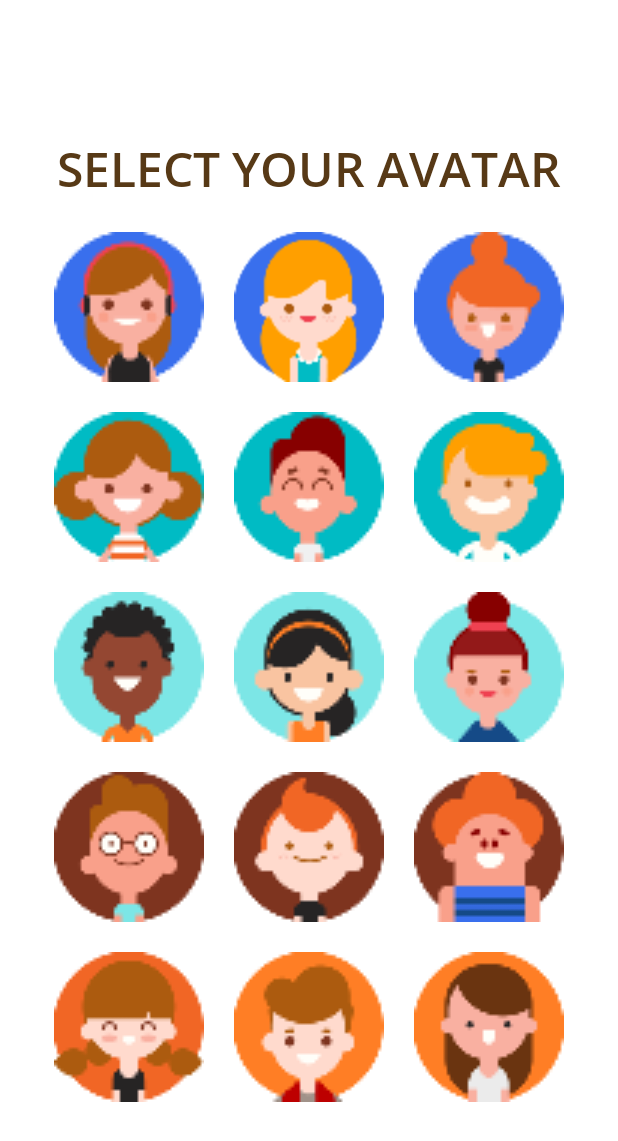
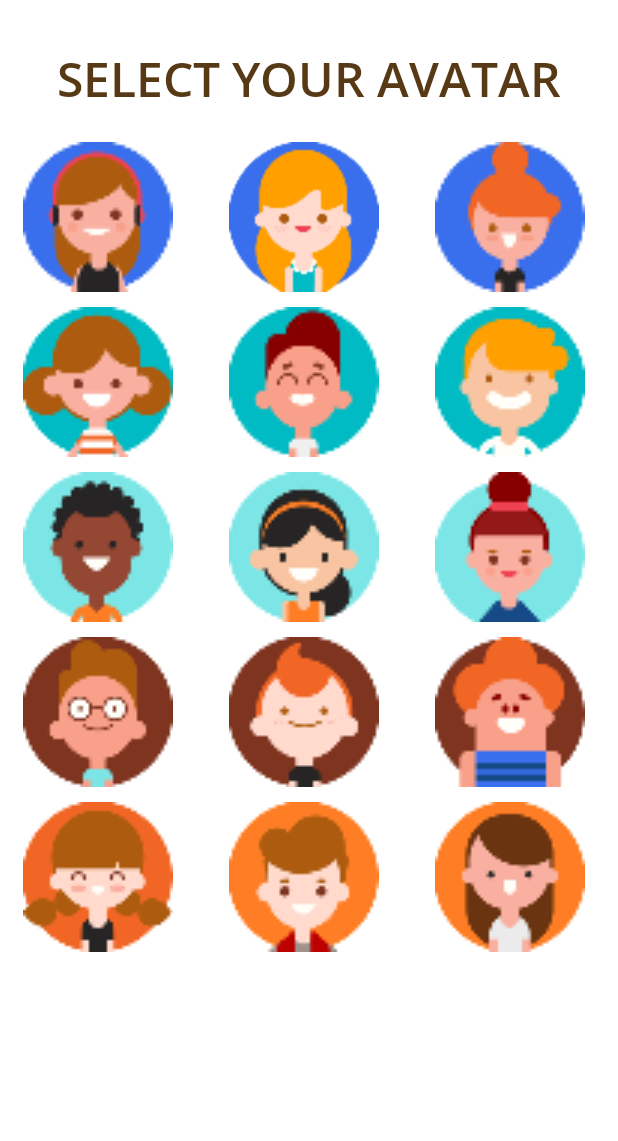
Before and after one commit to nntt1210/serenitea, an Android app: the AvatarActivity screen opened directly, with no data from a screen before it, on a phone screen of 412 x 824 dp. Shown: the top 1141 px of the screen. Run offline under Robolectric (Android 15) with nearby library versions, the phone set to English and light mode, and no system bars.

Commit message:
render avatar dynamically

```diff
--- a/src/app/src/main/java/com/example/serenitea/AvatarActivity.java
+++ b/src/app/src/main/java/com/example/serenitea/AvatarActivity.java
@@ -4,19 +4,41 @@
 import androidx.appcompat.app.AppCompatActivity;
 import androidx.constraintlayout.widget.ConstraintLayout;
 
+import android.content.Intent;
 import android.graphics.Color;
 import android.graphics.drawable.ColorDrawable;
 import android.graphics.drawable.Drawable;
 import android.os.Bundle;
+import android.view.View;
+import android.widget.AdapterView;
 import android.widget.Button;
+import android.widget.GridView;
 import android.widget.ImageButton;
 import android.widget.LinearLayout;
 
 public class AvatarActivity extends AppCompatActivity {
-
+    GridView simpleGrid;
+    int logos[] = {R.drawable.avatar_1, R.drawable.avatar_2, R.drawable.avatar_3, R.drawable.avatar_4,
+            R.drawable.avatar_5, R.drawable.avatar_6, R.drawable.avatar_7, R.drawable.avatar_8, R.drawable.avatar_9,
+            R.drawable.avatar_10, R.drawable.avatar_11, R.drawable.avatar_12, R.drawable.avatar_13, R.drawable.avatar_14, R.drawable.avatar_15};
     @Override
     protected void onCreate(Bundle savedInstanceState) {
         super.onCreate(savedInstanceState);
         setContentView(R.layout.activity_avatar);
+
+        simpleGrid = (GridView) findViewById(R.id.simpleGridView); // init GridView
+        // Create an object of CustomAdapter and set Adapter to GirdView
+        CustomAdapter customAdapter = new CustomAdapter(getApplicationContext(), logos);
+        simpleGrid.setAdapter(customAdapter);
+        // implement setOnItemClickListener event on GridView
+//        simpleGrid.setOnItemClickListener(new AdapterView.OnItemClickListener() {
+//            @Override
+//            public void onItemClick(AdapterView<?> parent, View view, int position, long id) {
+//                // set an Intent to Another Activity
+//                Intent intent = new Intent(AvatarActivity.this, SecondActivity.class);
+//                intent.putExtra("image", logos[position]); // put image data in Intent
+//                startActivity(intent); // start Intent
+//            }
+//        });
     }
 }
--- /dev/null
+++ b/src/app/src/main/java/com/example/serenitea/CustomAdapter.java
@@ -0,0 +1,39 @@
+package com.example.serenitea;
+
+import android.content.Context;
+import android.view.LayoutInflater;
+import android.view.View;
+import android.view.ViewGroup;
+import android.widget.BaseAdapter;
+import android.widget.ImageButton;
+import android.widget.ImageView;
+
+public class CustomAdapter extends BaseAdapter {
+    Context context;
+    int logos[];
+    LayoutInflater inflater;
+    public CustomAdapter(Context applicationContext, int[] logos) {
+        this.context = applicationContext;
+        this.logos = logos;
+        inflater = (LayoutInflater.from(applicationContext));
+    }
+    @Override
+    public int getCount() {
+        return logos.length;
+    }
+    @Override
+    public Object getItem(int i) {
+        return null;
+    }
+    @Override
+    public long getItemId(int i) {
+        return 0;
+    }
+    @Override
+    public View getView(int i, View view, ViewGroup viewGroup) {
+        view = inflater.inflate(R.layout.activity_gridview, null); // inflate the layout
+        ImageButton btn = (ImageButton) view.findViewById(R.id.btn); // get the reference of ImageView
+        btn.setImageResource(logos[i]); // set logo images
+        return view;
+    }
+}
--- a/src/app/src/main/res/layout/activity_avatar.xml
+++ b/src/app/src/main/res/layout/activity_avatar.xml
@@ -6,20 +6,11 @@
     android:layout_height="match_parent"
     tools:context=".AvatarActivity">
 
-        <androidx.constraintlayout.widget.ConstraintLayout
-            android:id="@+id/constraint_avatar"
-            android:layout_width="wrap_content"
-            android:layout_height="wrap_content"
-            app:layout_constraintBottom_toBottomOf="parent"
-            app:layout_constraintEnd_toEndOf="parent"
-            app:layout_constraintHorizontal_bias="0.5"
-            app:layout_constraintStart_toStartOf="parent"
-            app:layout_constraintTop_toTopOf="parent">
-
     <TextView
         android:id="@+id/avatar_title"
         android:layout_width="wrap_content"
         android:layout_height="wrap_content"
+        android:layout_marginTop="30dp"
         android:fontFamily="@font/open_sans_semibold"
         android:text="Select your avatar"
         android:textAllCaps="true"
@@ -30,184 +21,223 @@
         app:layout_constraintStart_toStartOf="parent"
         app:layout_constraintTop_toTopOf="parent" />
 
-            <ImageButton
-                android:id="@+id/btn_avatar_1"
-                android:layout_width="100dp"
-                android:layout_height="100dp"
+    <GridView
+        android:id="@+id/simpleGridView"
+        android:layout_width="wrap_content"
+        android:layout_height="wrap_content"
+        android:layout_marginStart="30dp"
+        android:layout_marginLeft="30dp"
         android:layout_marginTop="20dp"
-                android:background="@android:color/transparent"
-                android:scaleType="fitXY"
-                android:src="@drawable/avatar_1"
+        android:columnWidth="100dp"
+        android:numColumns="3"
+        android:stretchMode="columnWidth"
+        android:verticalSpacing="10dp"
+        app:layout_constraintEnd_toEndOf="parent"
+        app:layout_constraintHorizontal_bias="0.5"
         app:layout_constraintStart_toStartOf="parent"
         app:layout_constraintTop_toBottomOf="@+id/avatar_title" />
+    <!--        <androidx.constraintlayout.widget.ConstraintLayout-->
+    <!--            android:id="@+id/constraint_avatar"-->
+    <!--            android:layout_width="wrap_content"-->
+    <!--            android:layout_height="wrap_content"-->
+    <!--            app:layout_constraintBottom_toBottomOf="parent"-->
+    <!--            app:layout_constraintEnd_toEndOf="parent"-->
+    <!--            app:layout_constraintHorizontal_bias="0.5"-->
+    <!--            app:layout_constraintStart_toStartOf="parent"-->
+    <!--            app:layout_constraintTop_toTopOf="parent">-->
 
-            <ImageButton
-                android:id="@+id/btn_avatar_2"
-                android:layout_width="100dp"
-                android:layout_height="100dp"
-                android:layout_marginStart="20dp"
-                android:layout_marginLeft="20dp"
-                android:layout_marginTop="20dp"
-                android:background="@android:color/transparent"
-                android:scaleType="fitXY"
-                android:src="@drawable/avatar_2"
-                app:layout_constraintStart_toEndOf="@+id/btn_avatar_1"
-                app:layout_constraintTop_toBottomOf="@+id/avatar_title" />
+    <!--            <TextView-->
+    <!--                android:id="@+id/avatar_title"-->
+    <!--                android:layout_width="wrap_content"-->
+    <!--                android:layout_height="wrap_content"-->
+    <!--                android:fontFamily="@font/open_sans_semibold"-->
+    <!--                android:text="Select your avatar"-->
+    <!--                android:textAllCaps="true"-->
+    <!--                android:textColor="@color/textColor"-->
+    <!--                android:textSize="32sp"-->
+    <!--                app:layout_constraintEnd_toEndOf="parent"-->
+    <!--                app:layout_constraintHorizontal_bias="0.5"-->
+    <!--                app:layout_constraintStart_toStartOf="parent"-->
+    <!--                app:layout_constraintTop_toTopOf="parent" />-->
 
-            <ImageButton
-                android:id="@+id/btn_avatar_3"
-                android:layout_width="100dp"
-                android:layout_height="100dp"
-                android:layout_marginStart="20dp"
-                android:layout_marginLeft="20dp"
-                android:layout_marginTop="20dp"
-                android:background="@android:color/transparent"
-                android:scaleType="fitXY"
-                android:src="@drawable/avatar_3"
-                app:layout_constraintStart_toEndOf="@+id/btn_avatar_2"
-                app:layout_constraintTop_toBottomOf="@+id/avatar_title" />
+    <!--            <ImageButton-->
+    <!--                android:id="@+id/btn_avatar_1"-->
+    <!--                android:layout_width="100dp"-->
+    <!--                android:layout_height="100dp"-->
+    <!--                android:layout_marginTop="20dp"-->
+    <!--                android:background="@android:color/transparent"-->
+    <!--                android:scaleType="fitXY"-->
+    <!--                android:src="@drawable/avatar_1"-->
+    <!--                app:layout_constraintStart_toStartOf="parent"-->
+    <!--                app:layout_constraintTop_toBottomOf="@+id/avatar_title" />-->
+
+    <!--            <ImageButton-->
+    <!--                android:id="@+id/btn_avatar_2"-->
+    <!--                android:layout_width="100dp"-->
+    <!--                android:layout_height="100dp"-->
+    <!--                android:layout_marginStart="20dp"-->
+    <!--                android:layout_marginLeft="20dp"-->
+    <!--                android:layout_marginTop="20dp"-->
+    <!--                android:background="@android:color/transparent"-->
+    <!--                android:scaleType="fitXY"-->
+    <!--                android:src="@drawable/avatar_2"-->
+    <!--                app:layout_constraintStart_toEndOf="@+id/btn_avatar_1"-->
+    <!--                app:layout_constraintTop_toBottomOf="@+id/avatar_title" />-->
+
+    <!--            <ImageButton-->
+    <!--                android:id="@+id/btn_avatar_3"-->
+    <!--                android:layout_width="100dp"-->
+    <!--                android:layout_height="100dp"-->
+    <!--                android:layout_marginStart="20dp"-->
+    <!--                android:layout_marginLeft="20dp"-->
+    <!--                android:layout_marginTop="20dp"-->
+    <!--                android:background="@android:color/transparent"-->
+    <!--                android:scaleType="fitXY"-->
+    <!--                android:src="@drawable/avatar_3"-->
+    <!--                app:layout_constraintStart_toEndOf="@+id/btn_avatar_2"-->
+    <!--                app:layout_constraintTop_toBottomOf="@+id/avatar_title" />-->
 
 
-            <ImageButton
-                android:id="@+id/btn_avatar_4"
-                android:layout_width="100dp"
-                android:layout_height="100dp"
-                android:layout_marginTop="20dp"
-                android:background="@android:color/transparent"
-                android:scaleType="fitXY"
-                android:src="@drawable/avatar_4"
-                app:layout_constraintStart_toStartOf="parent"
-                app:layout_constraintTop_toBottomOf="@+id/btn_avatar_1" />
+    <!--            <ImageButton-->
+    <!--                android:id="@+id/btn_avatar_4"-->
+    <!--                android:layout_width="100dp"-->
+    <!--                android:layout_height="100dp"-->
+    <!--                android:layout_marginTop="20dp"-->
+    <!--                android:background="@android:color/transparent"-->
+    <!--                android:scaleType="fitXY"-->
+    <!--                android:src="@drawable/avatar_4"-->
+    <!--                app:layout_constraintStart_toStartOf="parent"-->
+    <!--                app:layout_constraintTop_toBottomOf="@+id/btn_avatar_1" />-->
 
-            <ImageButton
-                android:id="@+id/btn_avatar_5"
-                android:layout_width="100dp"
-                android:layout_height="100dp"
-                android:layout_marginStart="20dp"
-                android:layout_marginLeft="20dp"
-                android:layout_marginTop="20dp"
-                android:background="@android:color/transparent"
-                android:scaleType="fitXY"
-                android:src="@drawable/avatar_5"
-                app:layout_constraintStart_toEndOf="@+id/btn_avatar_4"
-                app:layout_constraintTop_toBottomOf="@+id/btn_avatar_2" />
+    <!--            <ImageButton-->
+    <!--                android:id="@+id/btn_avatar_5"-->
+    <!--                android:layout_width="100dp"-->
+    <!--                android:layout_height="100dp"-->
+    <!--                android:layout_marginStart="20dp"-->
+    <!--                android:layout_marginLeft="20dp"-->
+    <!--                android:layout_marginTop="20dp"-->
+    <!--                android:background="@android:color/transparent"-->
+    <!--                android:scaleType="fitXY"-->
+    <!--                android:src="@drawable/avatar_5"-->
+    <!--                app:layout_constraintStart_toEndOf="@+id/btn_avatar_4"-->
+    <!--                app:layout_constraintTop_toBottomOf="@+id/btn_avatar_2" />-->
 
-            <ImageButton
-                android:id="@+id/btn_avatar_6"
-                android:layout_width="100dp"
-                android:layout_height="100dp"
-                android:layout_marginStart="20dp"
-                android:layout_marginLeft="20dp"
-                android:layout_marginTop="20dp"
-                android:background="@android:color/transparent"
-                android:scaleType="fitXY"
-                android:src="@drawable/avatar_6"
-                app:layout_constraintStart_toEndOf="@+id/btn_avatar_5"
-                app:layout_constraintTop_toBottomOf="@+id/btn_avatar_3" />
+    <!--            <ImageButton-->
+    <!--                android:id="@+id/btn_avatar_6"-->
+    <!--                android:layout_width="100dp"-->
+    <!--                android:layout_height="100dp"-->
+    <!--                android:layout_marginStart="20dp"-->
+    <!--                android:layout_marginLeft="20dp"-->
+    <!--                android:layout_marginTop="20dp"-->
+    <!--                android:background="@android:color/transparent"-->
+    <!--                android:scaleType="fitXY"-->
+    <!--                android:src="@drawable/avatar_6"-->
+    <!--                app:layout_constraintStart_toEndOf="@+id/btn_avatar_5"-->
+    <!--                app:layout_constraintTop_toBottomOf="@+id/btn_avatar_3" />-->
 
-            <ImageButton
-                android:id="@+id/btn_avatar_7"
-                android:layout_width="100dp"
-                android:layout_height="100dp"
-                android:layout_marginTop="20dp"
-                android:background="@android:color/transparent"
-                android:scaleType="fitXY"
-                android:src="@drawable/avatar_7"
-                app:layout_constraintStart_toStartOf="parent"
-                app:layout_constraintTop_toBottomOf="@+id/btn_avatar_4" />
-            <ImageButton
-                android:id="@+id/btn_avatar_8"
-                android:layout_width="100dp"
-                android:layout_height="100dp"
-                android:layout_marginStart="20dp"
-                android:layout_marginLeft="20dp"
-                android:layout_marginTop="20dp"
-                android:background="@android:color/transparent"
-                android:scaleType="fitXY"
-                android:src="@drawable/avatar_8"
-                app:layout_constraintStart_toEndOf="@id/btn_avatar_7"
-                app:layout_constraintTop_toBottomOf="@+id/btn_avatar_5" />
-            <ImageButton
-                android:id="@+id/btn_avatar_9"
-                android:layout_width="100dp"
-                android:layout_height="100dp"
-                android:layout_marginStart="20dp"
-                android:layout_marginLeft="20dp"
-                android:layout_marginTop="20dp"
-                android:background="@android:color/transparent"
-                android:scaleType="fitXY"
-                android:src="@drawable/avatar_9"
-                app:layout_constraintStart_toEndOf="@id/btn_avatar_8"
-                app:layout_constraintTop_toBottomOf="@+id/btn_avatar_6" />
-            <ImageButton
-                android:id="@+id/btn_avatar_10"
-                android:layout_width="100dp"
-                android:layout_height="100dp"
-                android:layout_marginTop="20dp"
-                android:background="@android:color/transparent"
-                android:scaleType="fitXY"
-                android:src="@drawable/avatar_10"
-                app:layout_constraintStart_toStartOf="parent"
-                app:layout_constraintTop_toBottomOf="@+id/btn_avatar_7" />
-            <ImageButton
-                android:id="@+id/btn_avatar_11"
-                android:layout_width="100dp"
-                android:layout_height="100dp"
-                android:layout_marginTop="20dp"
-                android:layout_marginStart="20dp"
-                android:layout_marginLeft="20dp"
-                android:background="@android:color/transparent"
-                android:scaleType="fitXY"
-                android:src="@drawable/avatar_11"
-                app:layout_constraintStart_toEndOf="@id/btn_avatar_10"
-                app:layout_constraintTop_toBottomOf="@+id/btn_avatar_8" />
-            <ImageButton
-                android:id="@+id/btn_avatar_12"
-                android:layout_width="100dp"
-                android:layout_height="100dp"
-                android:layout_marginTop="20dp"
-                android:layout_marginStart="20dp"
-                android:layout_marginLeft="20dp"
-                android:background="@android:color/transparent"
-                android:scaleType="fitXY"
-                android:src="@drawable/avatar_12"
-                app:layout_constraintStart_toEndOf="@id/btn_avatar_11"
-                app:layout_constraintTop_toBottomOf="@+id/btn_avatar_9" />
-            <ImageButton
-                android:id="@+id/btn_avatar_13"
-                android:layout_width="100dp"
-                android:layout_height="100dp"
-                android:layout_marginTop="20dp"
-                android:background="@android:color/transparent"
-                android:scaleType="fitXY"
-                android:src="@drawable/avatar_13"
-                app:layout_constraintStart_toStartOf="parent"
-                app:layout_constraintTop_toBottomOf="@+id/btn_avatar_10" />
-            <ImageButton
-                android:id="@+id/btn_avatar_14"
-                android:layout_width="100dp"
-                android:layout_height="100dp"
-                android:layout_marginTop="20dp"
-                android:layout_marginStart="20dp"
-                android:layout_marginLeft="20dp"
-                android:background="@android:color/transparent"
-                android:scaleType="fitXY"
-                android:src="@drawable/avatar_14"
-                app:layout_constraintStart_toEndOf="@id/btn_avatar_13"
-                app:layout_constraintTop_toBottomOf="@+id/btn_avatar_11" />
-            <ImageButton
-                android:id="@+id/btn_avatar_15"
-                android:layout_width="100dp"
-                android:layout_height="100dp"
-                android:layout_marginTop="20dp"
-                android:layout_marginStart="20dp"
-                android:layout_marginLeft="20dp"
-                android:background="@android:color/transparent"
-                android:scaleType="fitXY"
-                android:src="@drawable/avatar_15"
-                app:layout_constraintStart_toEndOf="@id/btn_avatar_14"
-                app:layout_constraintTop_toBottomOf="@+id/btn_avatar_12" />
-        </androidx.constraintlayout.widget.ConstraintLayout>
+    <!--            <ImageButton-->
+    <!--                android:id="@+id/btn_avatar_7"-->
+    <!--                android:layout_width="100dp"-->
+    <!--                android:layout_height="100dp"-->
+    <!--                android:layout_marginTop="20dp"-->
+    <!--                android:background="@android:color/transparent"-->
+    <!--                android:scaleType="fitXY"-->
+    <!--                android:src="@drawable/avatar_7"-->
+    <!--                app:layout_constraintStart_toStartOf="parent"-->
+    <!--                app:layout_constraintTop_toBottomOf="@+id/btn_avatar_4" />-->
+    <!--            <ImageButton-->
+    <!--                android:id="@+id/btn_avatar_8"-->
+    <!--                android:layout_width="100dp"-->
+    <!--                android:layout_height="100dp"-->
+    <!--                android:layout_marginStart="20dp"-->
+    <!--                android:layout_marginLeft="20dp"-->
+    <!--                android:layout_marginTop="20dp"-->
+    <!--                android:background="@android:color/transparent"-->
+    <!--                android:scaleType="fitXY"-->
+    <!--                android:src="@drawable/avatar_8"-->
+    <!--                app:layout_constraintStart_toEndOf="@id/btn_avatar_7"-->
+    <!--                app:layout_constraintTop_toBottomOf="@+id/btn_avatar_5" />-->
+    <!--            <ImageButton-->
+    <!--                android:id="@+id/btn_avatar_9"-->
+    <!--                android:layout_width="100dp"-->
+    <!--                android:layout_height="100dp"-->
+    <!--                android:layout_marginStart="20dp"-->
+    <!--                android:layout_marginLeft="20dp"-->
+    <!--                android:layout_marginTop="20dp"-->
+    <!--                android:background="@android:color/transparent"-->
+    <!--                android:scaleType="fitXY"-->
+    <!--                android:src="@drawable/avatar_9"-->
+    <!--                app:layout_constraintStart_toEndOf="@id/btn_avatar_8"-->
+    <!--                app:layout_constraintTop_toBottomOf="@+id/btn_avatar_6" />-->
+    <!--            <ImageButton-->
+    <!--                android:id="@+id/btn_avatar_10"-->
+    <!--                android:layout_width="100dp"-->
+    <!--                android:layout_height="100dp"-->
+    <!--                android:layout_marginTop="20dp"-->
+    <!--                android:background="@android:color/transparent"-->
+    <!--                android:scaleType="fitXY"-->
+    <!--                android:src="@drawable/avatar_10"-->
+    <!--                app:layout_constraintStart_toStartOf="parent"-->
+    <!--                app:layout_constraintTop_toBottomOf="@+id/btn_avatar_7" />-->
+    <!--            <ImageButton-->
+    <!--                android:id="@+id/btn_avatar_11"-->
+    <!--                android:layout_width="100dp"-->
+    <!--                android:layout_height="100dp"-->
+    <!--                android:layout_marginTop="20dp"-->
+    <!--                android:layout_marginStart="20dp"-->
+    <!--                android:layout_marginLeft="20dp"-->
+    <!--                android:background="@android:color/transparent"-->
+    <!--                android:scaleType="fitXY"-->
+    <!--                android:src="@drawable/avatar_11"-->
+    <!--                app:layout_constraintStart_toEndOf="@id/btn_avatar_10"-->
+    <!--                app:layout_constraintTop_toBottomOf="@+id/btn_avatar_8" />-->
+    <!--            <ImageButton-->
+    <!--                android:id="@+id/btn_avatar_12"-->
+    <!--                android:layout_width="100dp"-->
+    <!--                android:layout_height="100dp"-->
+    <!--                android:layout_marginTop="20dp"-->
+    <!--                android:layout_marginStart="20dp"-->
+    <!--                android:layout_marginLeft="20dp"-->
+    <!--                android:background="@android:color/transparent"-->
+    <!--                android:scaleType="fitXY"-->
+    <!--                android:src="@drawable/avatar_12"-->
+    <!--                app:layout_constraintStart_toEndOf="@id/btn_avatar_11"-->
+    <!--                app:layout_constraintTop_toBottomOf="@+id/btn_avatar_9" />-->
+    <!--            <ImageButton-->
+    <!--                android:id="@+id/btn_avatar_13"-->
+    <!--                android:layout_width="100dp"-->
+    <!--                android:layout_height="100dp"-->
+    <!--                android:layout_marginTop="20dp"-->
+    <!--                android:background="@android:color/transparent"-->
+    <!--                android:scaleType="fitXY"-->
+    <!--                android:src="@drawable/avatar_13"-->
+    <!--                app:layout_constraintStart_toStartOf="parent"-->
+    <!--                app:layout_constraintTop_toBottomOf="@+id/btn_avatar_10" />-->
+    <!--            <ImageButton-->
+    <!--                android:id="@+id/btn_avatar_14"-->
+    <!--                android:layout_width="100dp"-->
+    <!--                android:layout_height="100dp"-->
+    <!--                android:layout_marginTop="20dp"-->
+    <!--                android:layout_marginStart="20dp"-->
+    <!--                android:layout_marginLeft="20dp"-->
+    <!--                android:background="@android:color/transparent"-->
+    <!--                android:scaleType="fitXY"-->
+    <!--                android:src="@drawable/avatar_14"-->
+    <!--                app:layout_constraintStart_toEndOf="@id/btn_avatar_13"-->
+    <!--                app:layout_constraintTop_toBottomOf="@+id/btn_avatar_11" />-->
+    <!--            <ImageButton-->
+    <!--                android:id="@+id/btn_avatar_15"-->
+    <!--                android:layout_width="100dp"-->
+    <!--                android:layout_height="100dp"-->
+    <!--                android:layout_marginTop="20dp"-->
+    <!--                android:layout_marginStart="20dp"-->
+    <!--                android:layout_marginLeft="20dp"-->
+    <!--                android:background="@android:color/transparent"-->
+    <!--                android:scaleType="fitXY"-->
+    <!--                android:src="@drawable/avatar_15"-->
+    <!--                app:layout_constraintStart_toEndOf="@id/btn_avatar_14"-->
+    <!--                app:layout_constraintTop_toBottomOf="@+id/btn_avatar_12" />-->
+    <!--        </androidx.constraintlayout.widget.ConstraintLayout>-->
 
 
 </androidx.constraintlayout.widget.ConstraintLayout>
--- /dev/null
+++ b/src/app/src/main/res/layout/activity_gridview.xml
@@ -0,0 +1,13 @@
+<?xml version="1.0" encoding="utf-8"?>
+<LinearLayout xmlns:android="http://schemas.android.com/apk/res/android"
+    android:layout_width="wrap_content"
+    android:layout_height="wrap_content"
+    android:orientation="vertical">
+    <ImageButton
+        android:id="@+id/btn"
+        android:layout_width="100dp"
+        android:layout_height="100dp"
+        android:background="@android:color/transparent"
+        android:scaleType="fitXY"
+        android:src="@drawable/avatar_1" />
+</LinearLayout>
```
Lines whose indentation alone changed are shown as unchanged.
